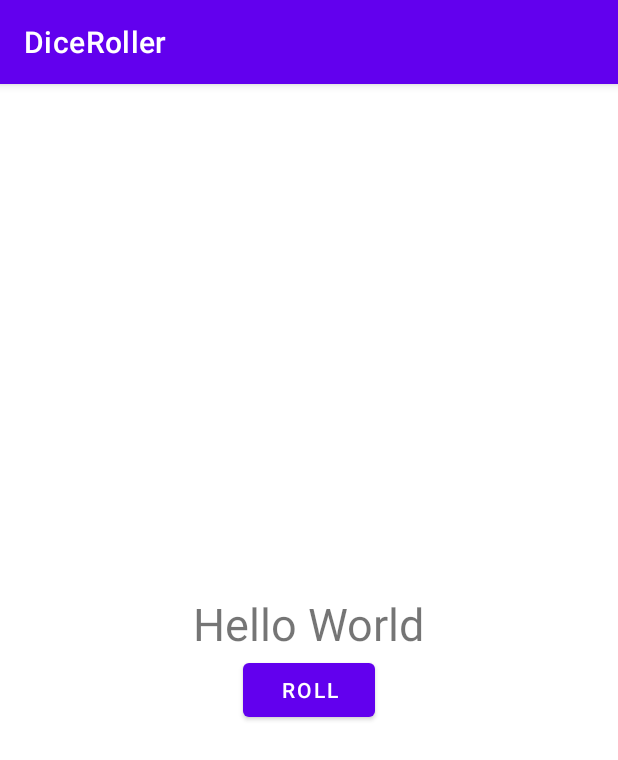
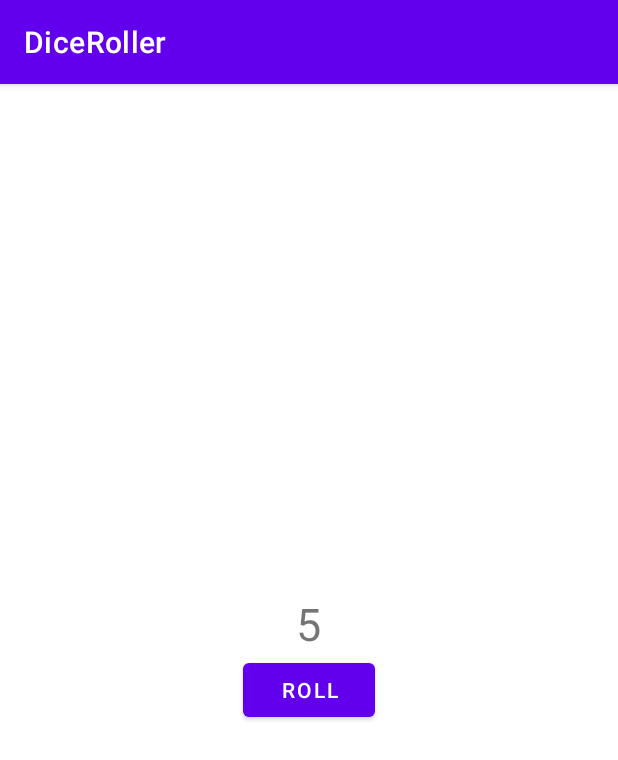
Before and after one commit to EddManBR/AppDiceRoller, an Android app: the screen it shows after launch (MainActivity), after a tap on "ROLL", on a phone screen of 412 x 824 dp. Shown: the top 760 px of the screen. Run offline under Robolectric (Android 15) with nearby library versions, the phone set to English and light mode, and no system bars.

Commit message:
update rollText

```diff
--- a/app/src/main/java/com/example/diceroller/MainActivity.kt
+++ b/app/src/main/java/com/example/diceroller/MainActivity.kt
@@ -4,6 +4,7 @@ import android.app.role.RoleManager
 import androidx.appcompat.app.AppCompatActivity
 import android.os.Bundle
 import android.widget.Button
+import android.widget.TextView
 import android.widget.Toast
 
 class MainActivity : AppCompatActivity() {
@@ -16,6 +17,8 @@ class MainActivity : AppCompatActivity() {
     }
 
     private fun rollDice(){
-        Toast.makeText(this, "Button Clicked", Toast.LENGTH_SHORT).show()
+        val randomInt = (1..6).random()
+        val resultText = findViewById<TextView>(R.id.resultText)
+        resultText.text = randomInt.toString()
     }
 }
--- a/app/src/main/res/layout/activity_main.xml
+++ b/app/src/main/res/layout/activity_main.xml
@@ -15,7 +15,8 @@
 
         android:layout_gravity="center_horizontal"
         android:textSize="30sp"
-        android:text="Hello World"/>
+        android:text="Dice Roller"
+        android:id="@+id/resultText"/>
 
     <Button
         android:id="@+id/roll_button"
```
